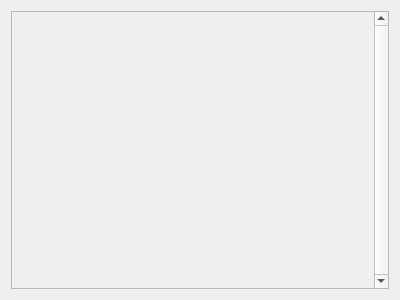
Before: the Qt Designer form ui/controlpanel.ui in dmitry64/av20, drawn with Qt 5.
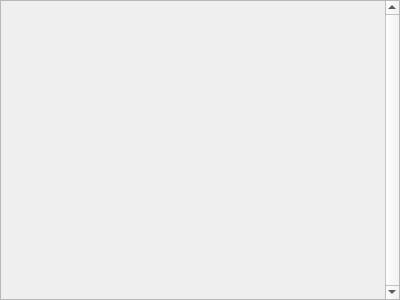
After: the same form once the commit is applied.

Patch:
```diff
--- a/ui/controlpanel.ui
+++ b/ui/controlpanel.ui
@@ -32,6 +32,21 @@
    <string>Form</string>
   </property>
   <layout class="QVBoxLayout" name="verticalLayout">
+   <property name="spacing">
+    <number>1</number>
+   </property>
+   <property name="leftMargin">
+    <number>0</number>
+   </property>
+   <property name="topMargin">
+    <number>0</number>
+   </property>
+   <property name="rightMargin">
+    <number>0</number>
+   </property>
+   <property name="bottomMargin">
+    <number>0</number>
+   </property>
    <item>
     <widget class="QScrollArea" name="scrollArea">
      <property name="sizePolicy">
@@ -57,8 +72,8 @@
        <rect>
         <x>0</x>
         <y>0</y>
-        <width>366</width>
-        <height>280</height>
+        <width>384</width>
+        <height>298</height>
        </rect>
       </property>
       <property name="sizePolicy">
```
